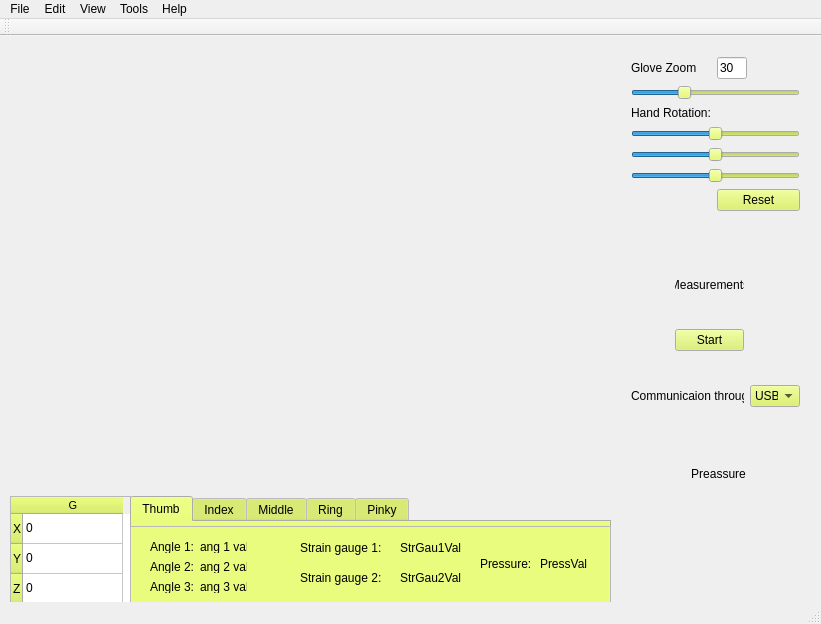
Qt form Projekt/SensorGloveQt/mainwindow.ui (DubelSoftwareSolutions/SensorHand_DataVisualisation) before a commit.
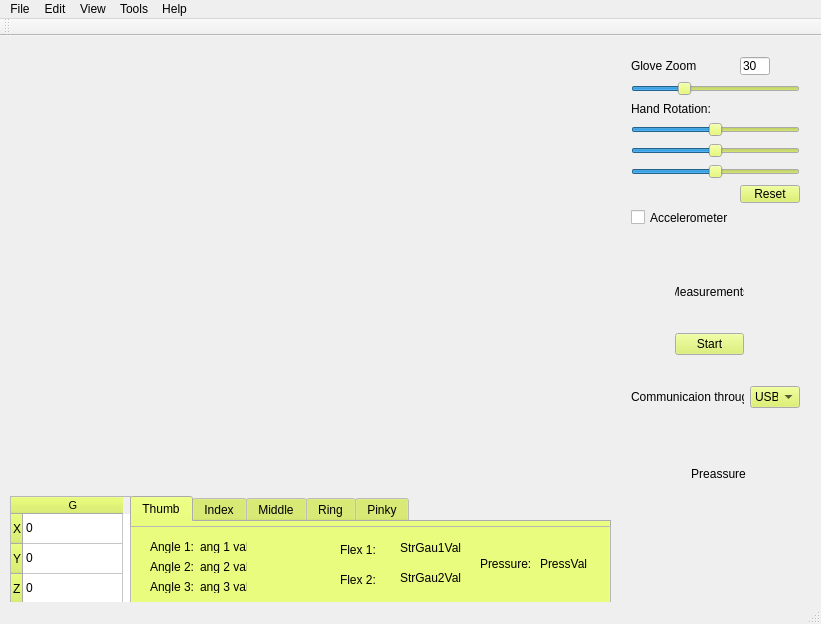
The same form after that commit.

Commit message: Poprawki we wczytywaniu. +AccelerometerCheckbox

```diff
--- a/Projekt/SensorGloveQt/mainwindow.ui
+++ b/Projekt/SensorGloveQt/mainwindow.ui
@@ -188,9 +188,9 @@
     <property name="geometry">
      <rect>
       <x>620</x>
-      <y>200</y>
+      <y>210</y>
       <width>191</width>
-      <height>211</height>
+      <height>201</height>
      </rect>
     </property>
     <layout class="QGridLayout" name="MeasurementLayout" columnstretch="0,0,0">
@@ -300,7 +300,7 @@
       <x>620</x>
       <y>10</y>
       <width>191</width>
-      <height>181</height>
+      <height>191</height>
      </rect>
     </property>
     <layout class="QFormLayout" name="ConfigurationLayout">
@@ -411,6 +411,13 @@
        </property>
       </widget>
      </item>
+     <item row="7" column="0">
+      <widget class="QCheckBox" name="AccelerometerCheckBox">
+       <property name="text">
+        <string>Accelerometer</string>
+       </property>
+      </widget>
+     </item>
     </layout>
    </widget>
    <widget class="QWidget" name="chartLayout" native="true">
@@ -479,14 +486,14 @@
     <widget class="QLabel" name="StrainGauge1Label">
      <property name="geometry">
       <rect>
-       <x>170</x>
+       <x>210</x>
        <y>14</y>
-       <width>81</width>
-       <height>16</height>
+       <width>41</width>
+       <height>20</height>
       </rect>
      </property>
      <property name="text">
-      <string>Strain gauge 1:</string>
+      <string>Flex 1:</string>
      </property>
     </widget>
     <widget class="QLabel" name="Angle2ValLabel">
@@ -505,14 +512,14 @@
     <widget class="QLabel" name="StrainGauge2Label">
      <property name="geometry">
       <rect>
-       <x>170</x>
+       <x>210</x>
        <y>44</y>
-       <width>81</width>
-       <height>16</height>
+       <width>41</width>
+       <height>20</height>
       </rect>
      </property>
      <property name="text">
-      <string>Strain gauge 2:</string>
+      <string>Flex 2:</string>
      </property>
     </widget>
     <widget class="QLabel" name="StrainGauge1ValLabel">
```
Left out of the diff: 2 changed lines with no effect on the pictures. The commit also changes 2 other files.
